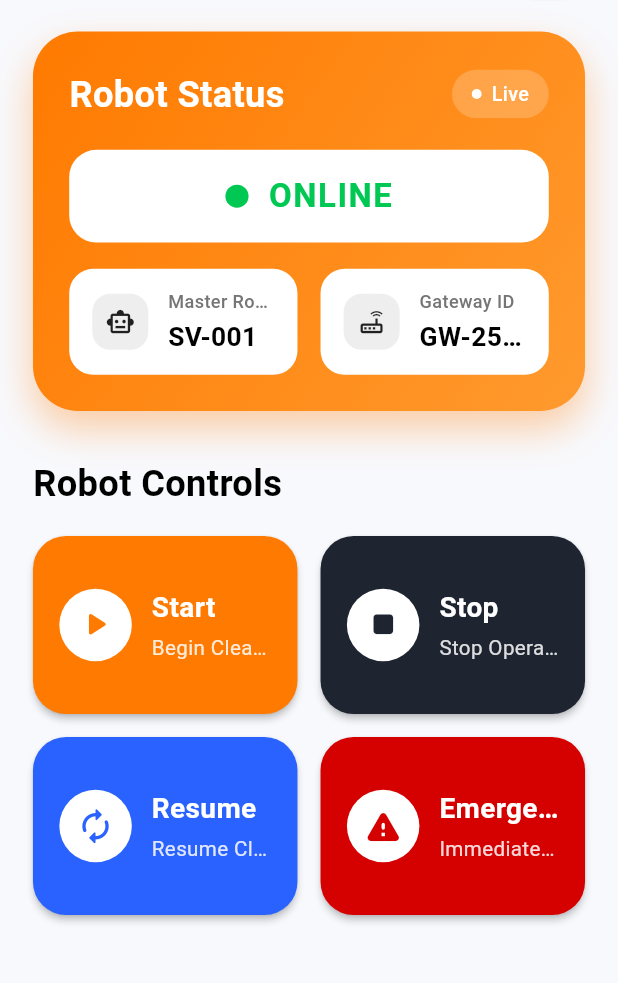
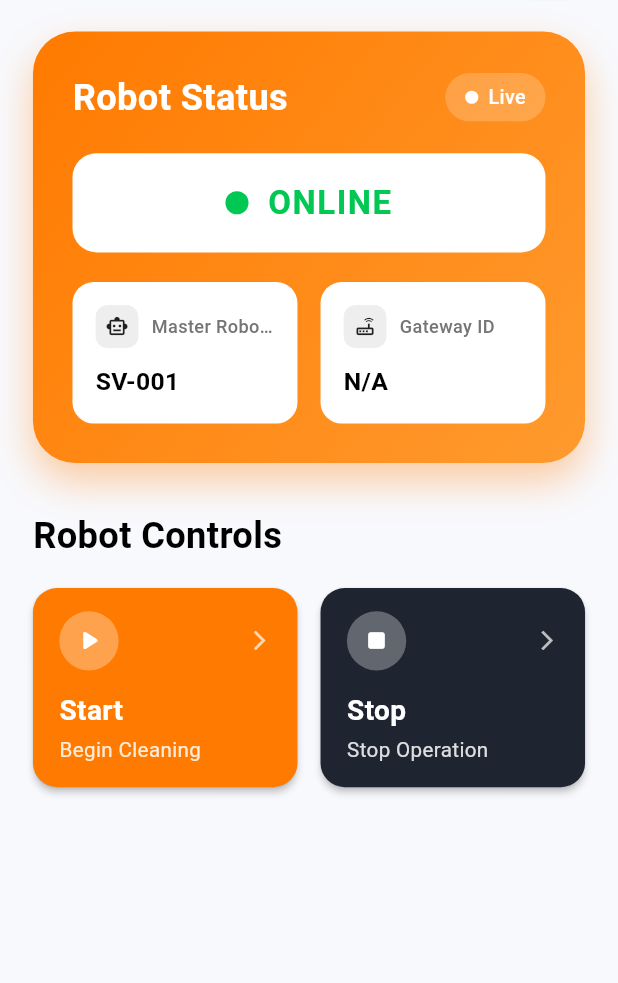
Before and after one commit to sunvibee/sunvibe-app, a Flutter app: the HomeScreen screen opened directly, on a phone screen of 412 x 824 dp, the part 107-1090 px from its top. Run offline on Flutter 3.47's test engine with Material 3 defaults, Android fonts, the phone set to English and light mode, and no system bars; our stand-ins replace flutter_local_notifications, google_fonts, shared_preferences, timezone; missing offline and left inert: mqtt_client; accounts and stored records are empty.

Commit message:
Commented out the Resume and emergency buttons --the login data gets fetched to the home screen

```diff
--- a/lib/screens/home_screen.dart
+++ b/lib/screens/home_screen.dart
@@ -1,4 +1,5 @@
 import 'package:flutter/material.dart';
+import 'package:provider/provider.dart';
 import 'robots_screen.dart';
 import 'reports_screen.dart';
 import 'support_screen.dart';
@@ -7,6 +8,7 @@ import 'notification_screen.dart';
 import '../services/mqtt_service.dart';
 import '../services/notification_service.dart';
 import '../models/notification_model.dart';
+import '../providers/auth_provider.dart';
 
 enum RobotState { online, stopped, resumed, emergencyStopped }
 
@@ -48,6 +50,11 @@ class _HomeScreenState extends State<HomeScreen> {
   }
 
   Color get _statusColor => _isOnline ? AppColors.green : AppColors.red;
+
+  String get _masterRobotId {
+    final authProvider = Provider.of<AuthProvider>(context, listen: false);
+    return authProvider.robotId ?? 'SV-001';
+  }
 
   void _showFeedback(String message, Color color) {
     ScaffoldMessenger.of(context)
@@ -92,7 +99,7 @@ class _HomeScreenState extends State<HomeScreen> {
     setState(() => robotState = RobotState.online);
     _showNotification(
       '✅ Robot Started',
-      'Robot SV-001 has started cleaning',
+      'Robot $_masterRobotId has started cleaning',
       NotificationType.success,
     );
   }
@@ -102,30 +109,30 @@ class _HomeScreenState extends State<HomeScreen> {
     setState(() => robotState = RobotState.stopped);
     _showNotification(
       '⏹️ Robot Stopped',
-      'Robot SV-001 has stopped cleaning',
+      'Robot $_masterRobotId has stopped cleaning',
       NotificationType.warning,
     );
   }
 
-  void _onResume() {
-    MQTTService.instance.publish("ON");
-    setState(() => robotState = RobotState.resumed);
-    _showNotification(
-      '🔄 Robot Resumed',
-      'Robot SV-001 has resumed cleaning',
-      NotificationType.info,
-    );
-  }
+  // void _onResume() {
+  //   MQTTService.instance.publish("ON");
+  //   setState(() => robotState = RobotState.resumed);
+  //   _showNotification(
+  //     '🔄 Robot Resumed',
+  //     'Robot $_masterRobotId has resumed cleaning',
+  //     NotificationType.info,
+  //   );
+  // }
 
-  void _onEmergencyStop() {
-    MQTTService.instance.publish("OFF");
-    setState(() => robotState = RobotState.emergencyStopped);
-    _showNotification(
-      '⚠️ Emergency Stop',
-      'Emergency stop activated on Robot SV-001',
-      NotificationType.error,
-    );
-  }
+  // void _onEmergencyStop() {
+  //   MQTTService.instance.publish("OFF");
+  //   setState(() => robotState = RobotState.emergencyStopped);
+  //   _showNotification(
+  //     '⚠️ Emergency Stop',
+  //     'Emergency stop activated on Robot $_masterRobotId',
+  //     NotificationType.error,
+  //   );
+  // }
 
   @override
   Widget build(BuildContext context) {
@@ -233,16 +240,18 @@ class _HomeScreenState extends State<HomeScreen> {
   }
 
   Widget _buildRobotStatusCard(double scale) {
+    final masterRobotId = _masterRobotId;
+
     return Container(
       width: double.infinity,
-      padding: EdgeInsets.all(22 * scale),
+      padding: EdgeInsets.all(24 * scale),
       decoration: BoxDecoration(
         gradient: const LinearGradient(
           begin: Alignment.topLeft,
           end: Alignment.bottomRight,
           colors: [AppColors.orange, AppColors.orangeDark],
         ),
-        borderRadius: BorderRadius.circular(30),
+        borderRadius: BorderRadius.circular(28),
         boxShadow: [
           BoxShadow(
             color: AppColors.orange.withOpacity(.35),
@@ -254,18 +263,22 @@ class _HomeScreenState extends State<HomeScreen> {
       child: Column(
         crossAxisAlignment: CrossAxisAlignment.start,
         children: [
-          // Title Row
           Row(
             mainAxisAlignment: MainAxisAlignment.spaceBetween,
             children: [
-              Text(
+              Expanded(
+                child: Text(
                   "Robot Status",
+                  maxLines: 1,
+                  overflow: TextOverflow.ellipsis,
                   style: TextStyle(
                     color: Colors.white,
                     fontSize: 22 * scale,
                     fontWeight: FontWeight.bold,
                   ),
                 ),
+              ),
+              SizedBox(width: 8 * scale),
               Container(
                 padding: EdgeInsets.symmetric(
                   horizontal: 12 * scale,
@@ -279,8 +292,8 @@ class _HomeScreenState extends State<HomeScreen> {
                   mainAxisSize: MainAxisSize.min,
                   children: [
                     Container(
-                      width: 6 * scale,
-                      height: 6 * scale,
+                      width: 8 * scale,
+                      height: 8 * scale,
                       decoration: const BoxDecoration(
                         color: Colors.white,
                         shape: BoxShape.circle,
@@ -302,16 +315,15 @@ class _HomeScreenState extends State<HomeScreen> {
           ),
           SizedBox(height: 18 * scale),
 
-          // Status Pill - Full Width
           Container(
             width: double.infinity,
             padding: EdgeInsets.symmetric(
-              horizontal: 18 * scale,
-              vertical: 14 * scale,
+              horizontal: 20 * scale,
+              vertical: 16 * scale,
             ),
             decoration: BoxDecoration(
               color: Colors.white,
-              borderRadius: BorderRadius.circular(18),
+              borderRadius: BorderRadius.circular(16),
             ),
             child: Row(
               mainAxisAlignment: MainAxisAlignment.center,
@@ -325,8 +337,12 @@ class _HomeScreenState extends State<HomeScreen> {
                   ),
                 ),
                 SizedBox(width: 12 * scale),
-                Text(
+                Flexible(
+                  child: Text(
                     _statusLabel,
+                    maxLines: 1,
+                    overflow: TextOverflow.ellipsis,
+                    textAlign: TextAlign.center,
                     style: TextStyle(
                       color: _statusColor,
                       fontSize: 20 * scale,
@@ -334,20 +350,21 @@ class _HomeScreenState extends State<HomeScreen> {
                       letterSpacing: 1,
                     ),
                   ),
+                ),
               ],
             ),
           ),
-          SizedBox(height: 16 * scale),
+          SizedBox(height: 18 * scale),
 
-          // ID Cards in a Row
           Row(
+            crossAxisAlignment: CrossAxisAlignment.start,
             children: [
               Expanded(
                 child: _idCard(
                   scale: scale,
                   icon: Icons.smart_toy_outlined,
                   label: "Master Robot ID",
-                  value: "SV-001",
+                  value: masterRobotId,
                 ),
               ),
               SizedBox(width: 14 * scale),
@@ -356,7 +373,7 @@ class _HomeScreenState extends State<HomeScreen> {
                   scale: scale,
                   icon: Icons.router_outlined,
                   label: "Gateway ID",
-                  value: "GW-25-1847",
+                  value: "N/A",
                 ),
               ),
             ],
@@ -373,35 +390,33 @@ class _HomeScreenState extends State<HomeScreen> {
     required String value,
   }) {
     return Container(
-      padding: EdgeInsets.symmetric(
-        horizontal: 14 * scale,
-        vertical: 12 * scale,
-      ),
+      width: double.infinity,
+      padding: EdgeInsets.all(14 * scale),
       decoration: BoxDecoration(
         color: Colors.white,
-        borderRadius: BorderRadius.circular(16),
+        borderRadius: BorderRadius.circular(14),
       ),
-      child: Row(
-        children: [
-          Container(
-            padding: EdgeInsets.all(8 * scale),
-            decoration: BoxDecoration(
-              color: Colors.grey.shade200,
-              borderRadius: BorderRadius.circular(12),
-            ),
-            child: Icon(
-              icon,
-              size: 18 * scale,
-              color: Colors.black87,
-            ),
-          ),
-          SizedBox(width: 12 * scale),
-          Expanded(
       child: Column(
         crossAxisAlignment: CrossAxisAlignment.start,
         mainAxisSize: MainAxisSize.min,
         children: [
-                Text(
+          Row(
+            children: [
+              Container(
+                padding: EdgeInsets.all(6 * scale),
+                decoration: BoxDecoration(
+                  color: Colors.grey.shade200,
+                  borderRadius: BorderRadius.circular(8),
+                ),
+                child: Icon(
+                  icon,
+                  size: 14 * scale,
+                  color: Colors.black87,
+                ),
+              ),
+              SizedBox(width: 8 * scale),
+              Expanded(
+                child: Text(
                   label,
                   maxLines: 1,
                   overflow: TextOverflow.ellipsis,
@@ -411,18 +426,18 @@ class _HomeScreenState extends State<HomeScreen> {
                     fontWeight: FontWeight.w500,
                   ),
                 ),
-                SizedBox(height: 2 * scale),
+              ),
+            ],
+          ),
+          SizedBox(height: 10 * scale),
           Text(
             value,
             maxLines: 1,
             overflow: TextOverflow.ellipsis,
             style: TextStyle(
-                    fontSize: 16 * scale,
+              fontSize: 15 * scale,
               fontWeight: FontWeight.bold,
               color: Colors.black,
-                  ),
-                ),
-              ],
             ),
           ),
         ],
@@ -434,7 +449,6 @@ class _HomeScreenState extends State<HomeScreen> {
     return Column(
       children: [
         Row(
-          crossAxisAlignment: CrossAxisAlignment.start,
           children: [
             Expanded(
               child: _controlCard(
@@ -459,33 +473,33 @@ class _HomeScreenState extends State<HomeScreen> {
             ),
           ],
         ),
-        SizedBox(height: 14 * scale),
-        Row(
-          crossAxisAlignment: CrossAxisAlignment.start,
-          children: [
-            Expanded(
-              child: _controlCard(
-                scale: scale,
-                icon: Icons.autorenew_rounded,
-                title: "Resume",
-                subtitle: "Resume Cleaning",
-                background: AppColors.blue,
-                onTap: _onResume,
-              ),
-            ),
-            SizedBox(width: 14 * scale),
-            Expanded(
-              child: _controlCard(
-                scale: scale,
-                icon: Icons.warning_rounded,
-                title: "Emergency Stop",
-                subtitle: "Immediate Stop",
-                background: AppColors.red,
-                onTap: _onEmergencyStop,
-              ),
-            ),
-          ],
-        ),
+        // Resume and Emergency buttons commented out
+        // SizedBox(height: 14 * scale),
+        // Row(
+        //   children: [
+        //     Expanded(
+        //       child: _controlCard(
+        //         scale: scale,
+        //         icon: Icons.autorenew_rounded,
+        //         title: "Resume",
+        //         subtitle: "Resume Task",
+        //         background: AppColors.blue,
+        //         onTap: _onResume,
+        //       ),
+        //     ),
+        //     SizedBox(width: 14 * scale),
+        //     Expanded(
+        //       child: _controlCard(
+        //         scale: scale,
+        //         icon: Icons.warning_rounded,
+        //         title: "Emergency",
+        //         subtitle: "Immediate Stop",
+        //         background: AppColors.red,
+        //         onTap: _onEmergencyStop,
+        //       ),
+        //     ),
+        //   ],
+        // ),
       ],
     );
   }
@@ -500,28 +514,41 @@ class _HomeScreenState extends State<HomeScreen> {
   }) {
     return Material(
       color: background,
-      borderRadius: BorderRadius.circular(22),
+      borderRadius: BorderRadius.circular(16),
       elevation: 2,
       child: InkWell(
-        borderRadius: BorderRadius.circular(22),
+        borderRadius: BorderRadius.circular(16),
         onTap: onTap,
         child: Container(
-          constraints: BoxConstraints(minHeight: 108 * scale),
-          padding: EdgeInsets.all(16 * scale),
-          child: Row(
-            crossAxisAlignment: CrossAxisAlignment.center,
-            children: [
-              CircleAvatar(
-                radius: 22 * scale,
-                backgroundColor: Colors.white,
-                child: Icon(icon, color: background, size: 24 * scale),
+          width: double.infinity,
+          padding: EdgeInsets.symmetric(
+            horizontal: 16 * scale,
+            vertical: 14 * scale,
           ),
-              SizedBox(width: 12 * scale),
-              Expanded(
           child: Column(
             crossAxisAlignment: CrossAxisAlignment.start,
             mainAxisSize: MainAxisSize.min,
             children: [
+              Row(
+                mainAxisAlignment: MainAxisAlignment.spaceBetween,
+                children: [
+                  CircleAvatar(
+                    radius: 18 * scale,
+                    backgroundColor: Colors.white.withOpacity(0.3),
+                    child: Icon(
+                      icon,
+                      color: Colors.white,
+                      size: 20 * scale,
+                    ),
+                  ),
+                  Icon(
+                    Icons.arrow_forward_ios,
+                    color: Colors.white.withOpacity(0.7),
+                    size: 14 * scale,
+                  ),
+                ],
+              ),
+              SizedBox(height: 12 * scale),
               Text(
                 title,
                 maxLines: 1,
@@ -532,17 +559,14 @@ class _HomeScreenState extends State<HomeScreen> {
                   fontSize: 17 * scale,
                 ),
               ),
-                    SizedBox(height: 3 * scale),
+              SizedBox(height: 2 * scale),
               Text(
                 subtitle,
                 maxLines: 1,
                 overflow: TextOverflow.ellipsis,
                 style: TextStyle(
-                        color: Colors.white.withOpacity(.85),
+                  color: Colors.white.withOpacity(0.85),
                   fontSize: 12.5 * scale,
-                      ),
-                    ),
-                  ],
                 ),
               ),
             ],
--- a/lib/screens/login_screen.dart
+++ b/lib/screens/login_screen.dart
@@ -17,7 +17,7 @@ class _LoginScreenState extends State<LoginScreen> {
   bool obscurePassword = true;
   bool isLoading = false;
 
-  final String validRobotId = "SunVibee";
+  final String validRobotId = "SunVib";
   final String validPassword = "SunVibee@123";
 
   void login() async {
```
Lines whose indentation alone changed are shown as unchanged.
